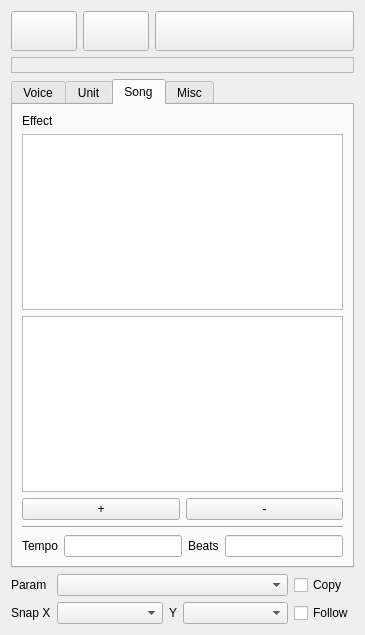
This is src/editor/sidemenu/SideMenu.ui in yuxshao/ptcollab as Qt 5 draws it before an edit. The edited form follows.
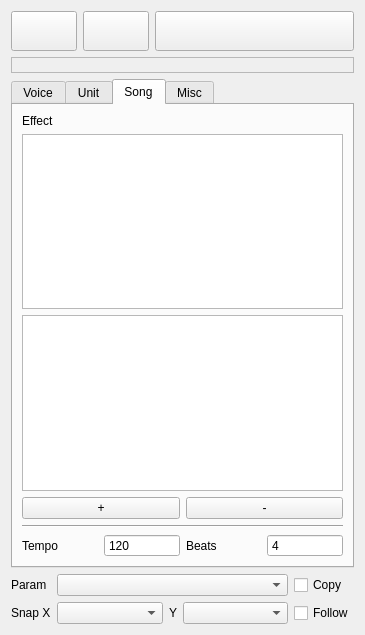
This is the edited form. The open tabs and pages were chosen to show the change. Icons and pictures are not drawn. Custom widgets are drawn as their Qt base class.

Commit message: spinbox for tempo and beats

Patch:
```diff
--- a/src/editor/sidemenu/SideMenu.ui
+++ b/src/editor/sidemenu/SideMenu.ui
@@ -390,15 +390,18 @@
           </widget>
          </item>
          <item>
-          <widget class="QLineEdit" name="tempoField">
-           <property name="sizePolicy">
-            <sizepolicy hsizetype="Expanding" vsizetype="Fixed">
-             <horstretch>0</horstretch>
-             <verstretch>0</verstretch>
-            </sizepolicy>
+          <widget class="QSpinBox" name="tempoSpin">
+           <property name="buttonSymbols">
+            <enum>QAbstractSpinBox::NoButtons</enum>
            </property>
-           <property name="maxLength">
-            <number>6</number>
+           <property name="minimum">
+            <number>20</number>
+           </property>
+           <property name="maximum">
+            <number>600</number>
+           </property>
+           <property name="value">
+            <number>120</number>
            </property>
           </widget>
          </item>
@@ -410,7 +413,20 @@
           </widget>
          </item>
          <item>
-          <widget class="QLineEdit" name="beatsField"/>
+          <widget class="QSpinBox" name="beatsSpin">
+           <property name="buttonSymbols">
+            <enum>QAbstractSpinBox::NoButtons</enum>
+           </property>
+           <property name="minimum">
+            <number>1</number>
+           </property>
+           <property name="maximum">
+            <number>16</number>
+           </property>
+           <property name="value">
+            <number>4</number>
+           </property>
+          </widget>
          </item>
         </layout>
        </item>
```
Left out of the diff: 2 changed lines with no effect on the pictures. The commit also changes 3 other files.
